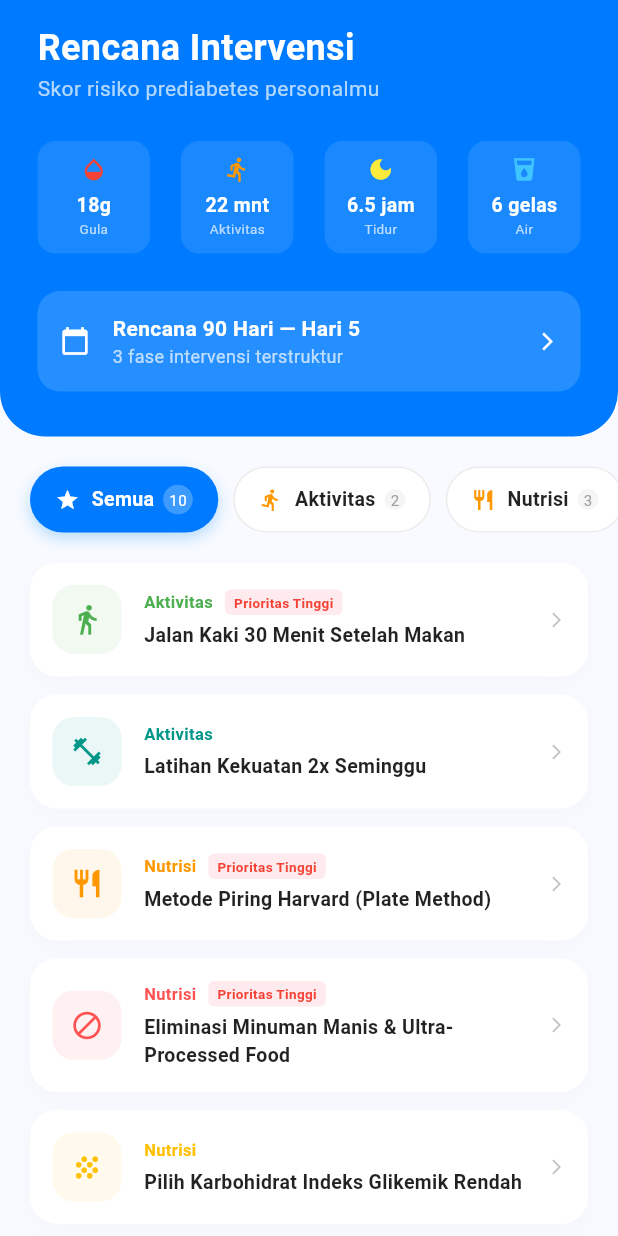
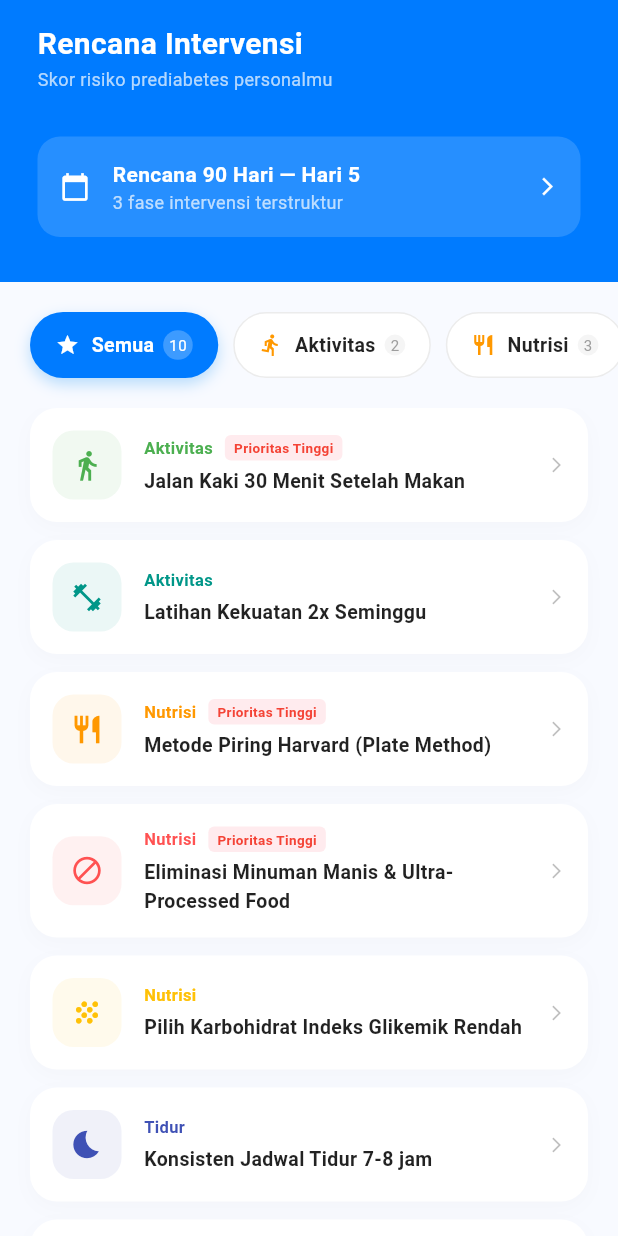
Before and after one commit to Fadlan-Anwar/glucare_app, a Flutter app: the RecommendationContent screen opened directly, on a phone screen of 412 x 824 dp. Run offline on Flutter 3.47's test engine with Material 3 defaults, Android fonts, the phone set to English and light mode, and no system bars; our stand-ins replace flutter_svg, google_fonts, image_picker, shared_preferences; accounts and stored records are empty.

Commit message:
Refactor recommendation screen layout and styles

```diff
--- a/lib/screens/recommendation/recommendation_screen.dart
+++ b/lib/screens/recommendation/recommendation_screen.dart
@@ -20,19 +20,16 @@ class _RecommendationContentState extends State<RecommendationContent> {
         children: [
           // --- HEADER BIRU ---
           Container(
-            padding: EdgeInsets.fromLTRB(25, MediaQuery.of(context).padding.top + 15, 25, 30),
-            decoration: const BoxDecoration(color: AppColors.mainBlue, borderRadius: BorderRadius.only(bottomLeft: Radius.circular(30), bottomRight: Radius.circular(30))),
+  padding: EdgeInsets.fromLTRB(25, MediaQuery.of(context).padding.top + 15, 25, 30),
+  decoration: const BoxDecoration(
+    color: AppColors.mainBlue,
+  ),
             child: Column(crossAxisAlignment: CrossAxisAlignment.start, children: [
-              const Text("Rencana Intervensi", style: TextStyle(color: Colors.white, fontSize: 24, fontWeight: FontWeight.bold)),
-              const Text("Skor risiko prediabetes personalmu", style: TextStyle(color: Colors.white70, fontSize: 14)),
-              const SizedBox(height: 25),
-              Row(mainAxisAlignment: MainAxisAlignment.spaceBetween, children: [
-                _buildTopStat(Icons.opacity, "18g", "Gula", Colors.red),
-                _buildTopStat(Icons.directions_run, "22 mnt", "Aktivitas", Colors.orange),
-                _buildTopStat(Icons.dark_mode, "6.5 jam", "Tidur", Colors.yellow),
-                _buildTopStat(Icons.local_drink, "6 gelas", "Air", Colors.lightBlueAccent),
-              ]),
-              const SizedBox(height: 25),
+              const Text("Rencana Intervensi", style: TextStyle(color: Colors.white, fontSize: 20, fontWeight: FontWeight.bold)),
+              const Text("Skor risiko prediabetes personalmu", style: TextStyle(color: Colors.white70, fontSize: 12)),
+              const SizedBox(height: 15),
+
+              const SizedBox(height: 15),
               Container(padding: const EdgeInsets.all(15), decoration: BoxDecoration(color: Colors.white.withOpacity(0.15), borderRadius: BorderRadius.circular(15)),
                 child: const Row(children: [Icon(Icons.calendar_today, color: Colors.white, size: 20), SizedBox(width: 15),
                   Expanded(child: Column(crossAxisAlignment: CrossAxisAlignment.start, children: [Text("Rencana 90 Hari — Hari 5", style: TextStyle(color: Colors.white, fontWeight: FontWeight.bold)), Text("3 fase intervensi terstruktur", style: TextStyle(color: Colors.white70, fontSize: 12))])),
@@ -50,7 +47,7 @@ class _RecommendationContentState extends State<RecommendationContent> {
             if (activeTab == "Semua" || activeTab == "Terapi") ...[_buildTaskCard("Terapi", "Prioritas Tinggi", "Rutin Minum Obat", Icons.medication, Colors.pink)],
             if (activeTab == "Semua" || activeTab == "Edukasi") ...[_buildTaskCard("Edukasi", "", "Memahami Resistensi Insulin", Icons.psychology, Colors.cyan), _buildTaskCard("Edukasi", "", "Target HbA1c untuk Fase Prediabetes", Icons.bar_chart, Colors.blue)],
             const SizedBox(height: 10),
-            Container(padding: const EdgeInsets.all(15), decoration: BoxDecoration(color: const Color(0xFFE0F7F9), borderRadius: BorderRadius.circular(15), border: Border.all(color: const Color(0xFFB2EBF2))),
+            Container(padding: const EdgeInsets.all(12), decoration: BoxDecoration(color: const Color(0xFFE0F7F9), borderRadius: BorderRadius.circular(15), border: Border.all(color: const Color(0xFFB2EBF2))),
               child: const Column(crossAxisAlignment: CrossAxisAlignment.start, children: [Row(children: [Icon(Icons.info_outline, color: Color(0xFF00838F), size: 18), SizedBox(width: 8), Text("Penting Diketahui", style: TextStyle(color: Color(0xFF00838F), fontWeight: FontWeight.bold))]), SizedBox(height: 8), Text("Rekomendasi ini bersifat edukatif berdasarkan panduan klinis ADA dan WHO. Konsultasikan kondisi Anda dengan dokter atau ahli gizi terdaftar sebelum memulai program intervensi.", style: TextStyle(color: Color(0xFF00838F), fontSize: 11, height: 1.5))])),
             const SizedBox(height: 30),
           ])),
@@ -60,7 +57,7 @@ class _RecommendationContentState extends State<RecommendationContent> {
   }
 
   Widget _buildTopStat(IconData icon, String value, String label, Color color) {
-    return Container(width: 75, padding: const EdgeInsets.symmetric(vertical: 10), decoration: BoxDecoration(color: Colors.white.withOpacity(0.1), borderRadius: BorderRadius.circular(12)),
+    return Container(width: 65, padding: const EdgeInsets.symmetric(vertical: 8), decoration: BoxDecoration(color: Colors.white.withOpacity(0.1), borderRadius: BorderRadius.circular(12)),
       child: Column(children: [Icon(icon, color: color, size: 18), const SizedBox(height: 5), Text(value, style: const TextStyle(color: Colors.white, fontWeight: FontWeight.bold, fontSize: 13)), Text(label, style: const TextStyle(color: Colors.white70, fontSize: 9))]));
   }
 
```
